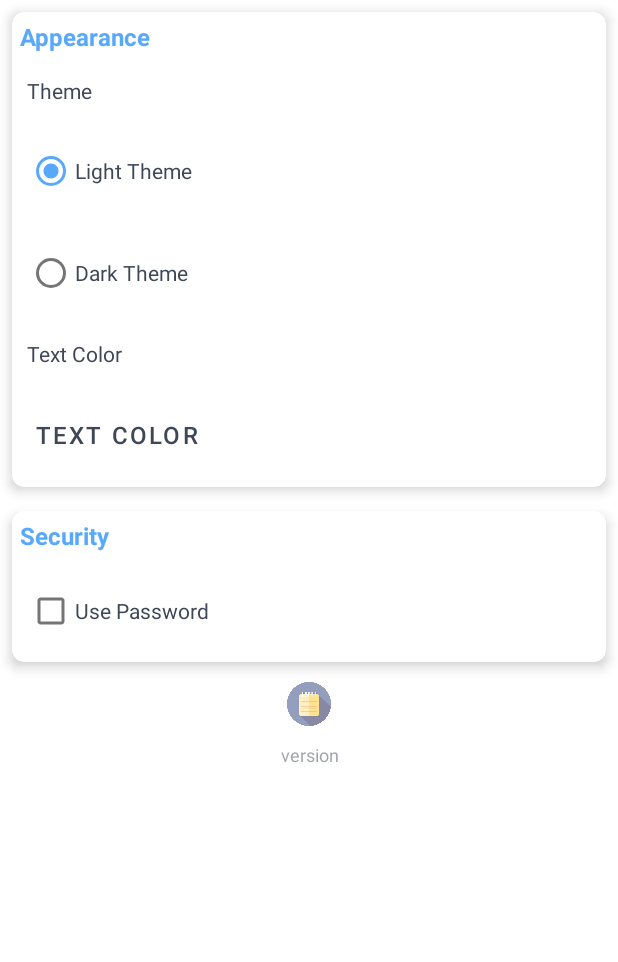
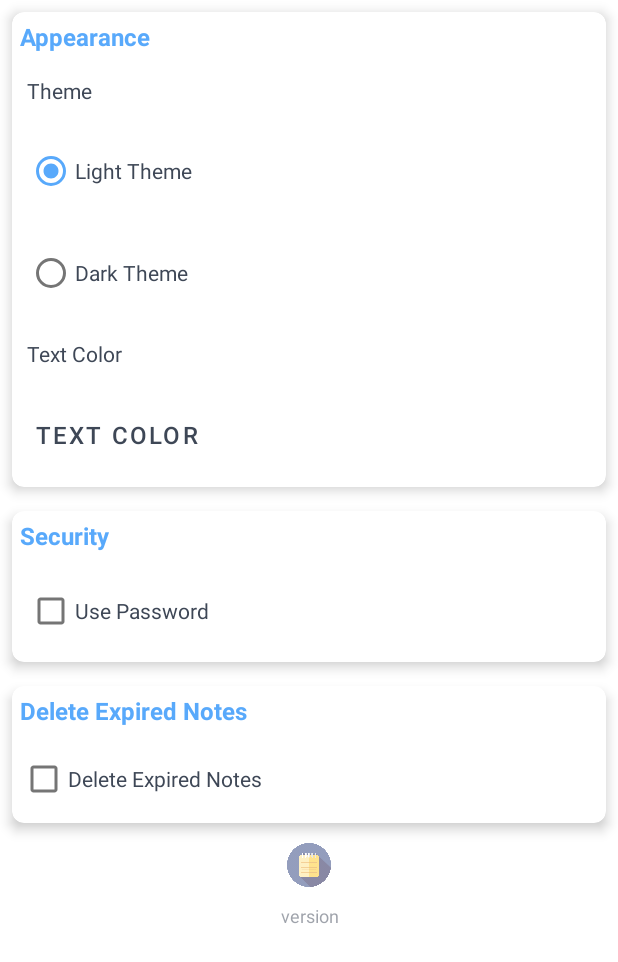
Before and after one commit to KeyvanSa/NoteBook, an Android app: the layout activity_settings.xml on its own in the app's theme, with its tools: preview values and no code run, on a phone screen of 412 x 824 dp. Shown: the top 962 px of the screen. Run offline under Robolectric (Android 15) with nearby library versions, the phone set to English and light mode, and no system bars.

Commit message:
Automatic deletion of outdated notes

```diff
--- a/app/src/main/java/ebookline/notepad/Activity/MainActivity.java
+++ b/app/src/main/java/ebookline/notepad/Activity/MainActivity.java
@@ -41,6 +41,7 @@ import ebookline.notepad.Model.Category;
 import ebookline.notepad.Model.Menu;
 import ebookline.notepad.Model.Note;
 import ebookline.notepad.R;
+import ebookline.notepad.Shared.SharedHelper;
 import ebookline.notepad.ThemeManager;
 import ebookline.notepad.Util.Constants;
 import ebookline.notepad.Util.HelperClass;
@@ -53,6 +54,7 @@ public class MainActivity extends AppCompatActivity implements NoteAdapter.ItemC
     ActivityMainBinding main;
 
     private HelperClass helper;
+    private SharedHelper shared;
     private DBHelper db;
 
     private List<Note> noteList;
@@ -74,9 +76,12 @@ public class MainActivity extends AppCompatActivity implements NoteAdapter.ItemC
         setContentView(main.getRoot());
 
         helper = new HelperClass(this);
+        shared = new SharedHelper(this);
         db = new DBHelper(this);
 
         try {
+            if(shared.getBoolean(Constants.USE_EXPIRED_NOTE))
+                db.autoDeleteExpiredNotes();
 
             if(db.getNoteOldDatabase()){
                 getNotesList(null,null);
--- a/app/src/main/java/ebookline/notepad/Activity/TrashActivity.java
+++ b/app/src/main/java/ebookline/notepad/Activity/TrashActivity.java
@@ -13,7 +13,9 @@ import ebookline.notepad.Dialogs.CustomDialog;
 import ebookline.notepad.Database.DBHelper;
 import ebookline.notepad.Model.Note;
 import ebookline.notepad.R;
+import ebookline.notepad.Shared.SharedHelper;
 import ebookline.notepad.ThemeManager;
+import ebookline.notepad.Util.Constants;
 import ebookline.notepad.Util.HelperClass;
 import ebookline.notepad.databinding.ActivityTrashBinding;
 import io.github.inflationx.viewpump.ViewPumpContextWrapper;
@@ -27,6 +29,7 @@ public class TrashActivity extends AppCompatActivity implements NoteAdapter.Item
     Note note;
 
     DBHelper db;
+    SharedHelper shared;
     HelperClass helper;
 
     @Override
@@ -37,6 +40,7 @@ public class TrashActivity extends AppCompatActivity implements NoteAdapter.Item
         setContentView(trashBinding.getRoot());
 
         db = new DBHelper(this);
+        shared = new SharedHelper(this);
         helper = new HelperClass(this);
 
         try{
--- a/app/src/main/java/ebookline/notepad/Util/Constants.java
+++ b/app/src/main/java/ebookline/notepad/Util/Constants.java
@@ -40,6 +40,8 @@ public class Constants
     public static final String USE_PASSWORD="use_password";
     public static final String USE_FINGERPRINT="use_fingerprint";
 
+    public static final String USE_EXPIRED_NOTE="use_expired_note";
+
     public static final boolean bazzar_or_myket = false; // true is bazzar
 
 }
--- a/app/src/main/res/layout/activity_settings.xml
+++ b/app/src/main/res/layout/activity_settings.xml
@@ -228,6 +228,63 @@
             </LinearLayout>
         </androidx.cardview.widget.CardView>
 
+        <androidx.cardview.widget.CardView
+            android:id="@+id/cardView3"
+            android:layout_width="match_parent"
+            android:layout_height="wrap_content"
+            android:layout_margin="8dp"
+            app:cardBackgroundColor="?attr/backgroundColor"
+            app:cardCornerRadius="8dp"
+            app:cardElevation="5dp">
+            <LinearLayout
+                android:orientation="vertical"
+                android:layout_width="match_parent"
+                android:layout_height="wrap_content">
+                <TextView
+                    android:id="@+id/textViewTitle3"
+                    style="@style/textViewTitle"
+                    android:layout_width="match_parent"
+                    android:layout_height="wrap_content"
+                    android:layout_margin="5dp"
+                    android:maxLines="1"
+                    android:text="@string/delete_timer"
+                    android:textColor="?attr/colorAccent"
+                    android:textSize="16sp"
+                    android:textStyle="bold" />
+
+                <com.google.android.material.checkbox.MaterialCheckBox
+                    android:id="@+id/checkboxExpiredNotes"
+                    style="@style/textViewTitle"
+                    android:layout_width="match_parent"
+                    android:layout_height="wrap_content"
+                    android:layout_below="@id/textViewTitle2"
+                    android:layout_margin="5dp"
+                    android:text="@string/delete_timer"
+                    android:textSize="14sp" />
+
+                <LinearLayout
+                    android:id="@+id/linearExpiredNotes"
+                    android:layout_width="match_parent"
+                    android:layout_height="wrap_content"
+                    android:layout_below="@id/checkboxUsePassword"
+                    android:layout_margin="5dp"
+                    android:orientation="vertical"
+                    android:visibility="gone">
+
+                    <TextView
+                        android:id="@+id/textView2"
+                        style="@style/textViewTitle"
+                        android:layout_width="match_parent"
+                        android:layout_height="wrap_content"
+                        android:layout_margin="10dp"
+                        android:text="@string/expire_notes_information"
+                        android:textSize="12sp" />
+
+                </LinearLayout>
+
+            </LinearLayout>
+        </androidx.cardview.widget.CardView>
+
         <ImageView
             android:layout_width="40dp"
             android:layout_height="40dp"
--- a/app/src/main/res/values/strings.xml
+++ b/app/src/main/res/values/strings.xml
@@ -83,6 +83,7 @@
     <string name="settings">Settings</string>
     <string name="appearance">Appearance</string>
     <string name="security">Security</string>
+    <string name="delete_timer">Delete Expired Notes</string>
     <string name="text_size">Text Size</string>
     <string name="colors">Colors</string>
     <string name="text_color">Text Color</string>
@@ -92,7 +93,9 @@
     <string name="theme_dark">Dark Theme</string>
     <string name="text_password">Password</string>
     <string name="security_text">Security Text</string>
+    <string name="expired_notes_days">Maximum days to keeping notes</string>
     <string name="security_question_information">Risk the security question if you forget it,it iis not possible to recover the password enter the program</string>
+    <string name="expire_notes_information">If this option is active, the notes that are more than the 30 days in the program\'s trash will be automatically deleted.</string>
 
     <string name="notes_restore">Notes have been successfully retrieved</string>
     <string name="notes_restore_error">Error retrieving notes</string>
@@ -108,6 +111,7 @@
     <string name="month_ago">%d Month Ago</string>
     <string name="a_year_ago">A Year Ago</string>
     <string name="year_ago">%d Year Ago</string>
+    <string name="left_days">%d day(s) Left</string>
 
     <string name="note_add_old_db">Notes Added From Old Database</string>
     <string name="use_password">Use Password</string>
```
Also changed, not shown: app/src/main/java/ebookline/notepad/Activity/SettingsActivity.java (+17 -0 lines), app/src/main/java/ebookline/notepad/Adapter/NoteAdapter.java (+31 -25 lines), app/src/main/java/ebookline/notepad/Database/DBHelper.java (+7 -6 lines), app/src/main/java/ebookline/notepad/Util/HelperClass.java (+11 -3 lines), app/src/main/res/layout/item_note.xml (+14 -1 lines), 1 other file.
